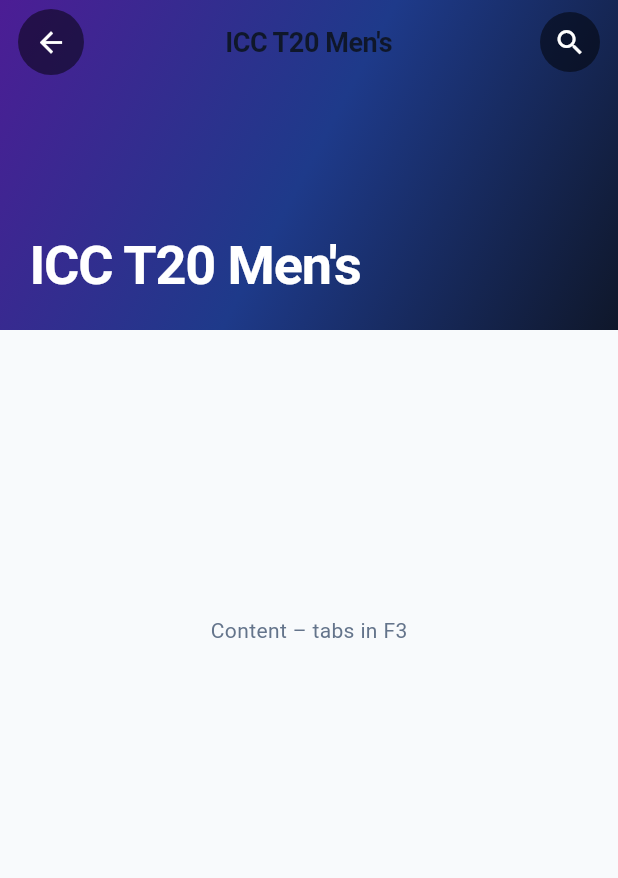
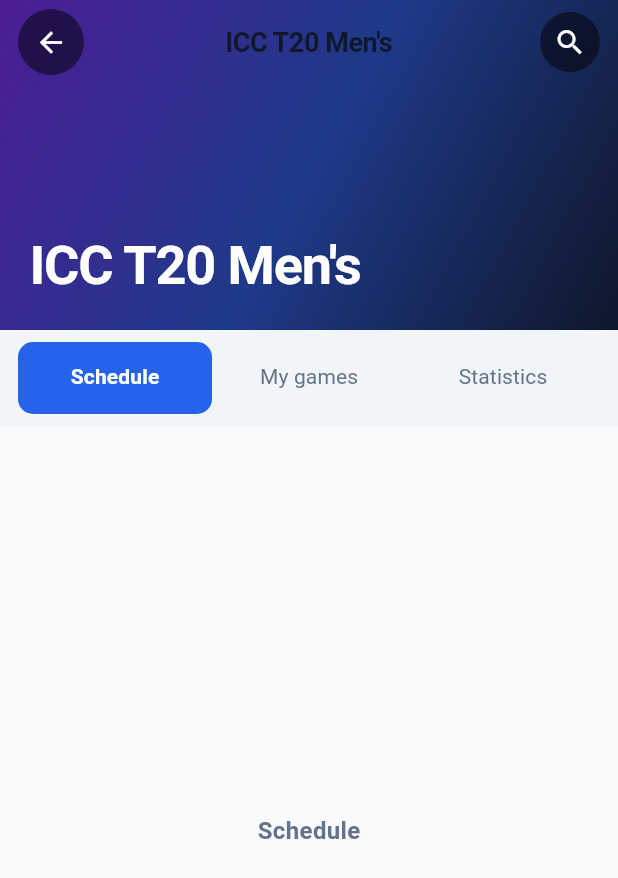
Before and after one commit to SaeefMinhaz/flutter_complex_ui_guide, a Flutter app: the screen it shows after launch, on a phone screen of 412 x 824 dp. Shown: the top 878 px of the screen. Run offline on Flutter 3.47's test engine with Material 3 defaults, Android fonts, the phone set to English and light mode, and no system bars.

Commit message:
added Schedule, My games, Statistics tab bar

```diff
--- a/lib/features/icc_t20_screen/icc_t20_screen.dart
+++ b/lib/features/icc_t20_screen/icc_t20_screen.dart
@@ -2,19 +2,43 @@
 
 import '../../core/constants/app_constants.dart';
 import '../../core/theme/theme.dart';
+import '../schedule/presentation/schedule_page.dart';
+import '../my_games/presentation/my_games_page.dart';
+import '../statistics/presentation/statistics_page.dart';
 import 'widgets/header_icon_button.dart';
+import 'widgets/sliver_tab_bar_delegate.dart';
 
-/// Main ICC T20 screen with collapsing cover and sticky title (F2). Tabs in F3.
-class IccT20Screen extends StatelessWidget {
+/// Main ICC T20 screen: collapsing cover, sticky title, tab bar (F2–F3).
+class IccT20Screen extends StatefulWidget {
   const IccT20Screen({super.key});
 
+  @override
+  State<IccT20Screen> createState() => _IccT20ScreenState();
+}
+
+class _IccT20ScreenState extends State<IccT20Screen>
+    with SingleTickerProviderStateMixin {
   static const double _headerExpandedHeight = 220;
+
+  late final TabController _tabController;
+
+  @override
+  void initState() {
+    super.initState();
+    _tabController = TabController(length: 3, vsync: this);
+  }
+
+  @override
+  void dispose() {
+    _tabController.dispose();
+    super.dispose();
+  }
 
   @override
   Widget build(BuildContext context) {
     return Scaffold(
-      body: CustomScrollView(
-        slivers: [
+      body: NestedScrollView(
+        headerSliverBuilder: (context, innerBoxIsScrolled) => [
           SliverAppBar(
             expandedHeight: _headerExpandedHeight,
             pinned: true,
@@ -50,18 +74,19 @@
               ),
             ),
           ),
-          SliverToBoxAdapter(
-            child: SizedBox(
-              height: 400,
-              child: Center(
-                child: Text(
-                  'Content – tabs in F3',
-                  style: AppTextStyles.body.copyWith(color: AppColors.textSecondary),
-                ),
-              ),
-            ),
+          SliverPersistentHeader(
+            pinned: true,
+            delegate: SliverTabBarDelegate(_tabController),
           ),
         ],
+        body: TabBarView(
+          controller: _tabController,
+          children: const [
+            SchedulePage(),
+            MyGamesPage(),
+            StatisticsPage(),
+          ],
+        ),
       ),
     );
   }
--- a/lib/features/schedule/presentation/schedule_page.dart
+++ b/lib/features/schedule/presentation/schedule_page.dart
@@ -1 +1,18 @@
-// Placeholder for Schedule tab content. Used in F5–F9.
+import 'package:flutter/material.dart';
+
+import '../../../core/theme/theme.dart';
+
+/// Schedule tab content. Calendar, Live, Pre-match, Result in F5–F9.
+class SchedulePage extends StatelessWidget {
+  const SchedulePage({super.key});
+
+  @override
+  Widget build(BuildContext context) {
+    return Center(
+      child: Text(
+        'Schedule',
+        style: AppTextStyles.sectionHeader.copyWith(color: AppColors.textSecondary),
+      ),
+    );
+  }
+}
```
Also changed, not shown: lib/features/icc_t20_screen/widgets/sliver_tab_bar_delegate.dart (added, +62 -0 lines), lib/features/my_games/presentation/my_games_page.dart (+18 -1 lines), lib/features/statistics/presentation/statistics_page.dart (+18 -1 lines).
